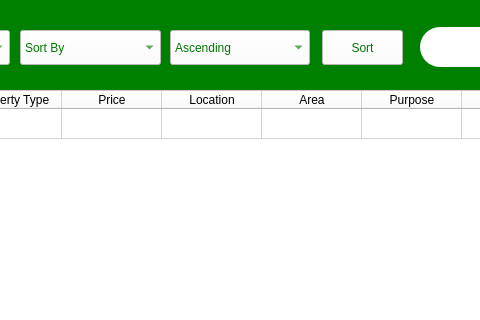
Before: the Qt Designer form UI/ShowData.ui in Bilal-Basharat/Real-Estate-Management-Python-PyQt-, drawn with Qt 5; both pictures show x 150 to 630 and y 0 to 320 of the 800 by 600 pixel window.
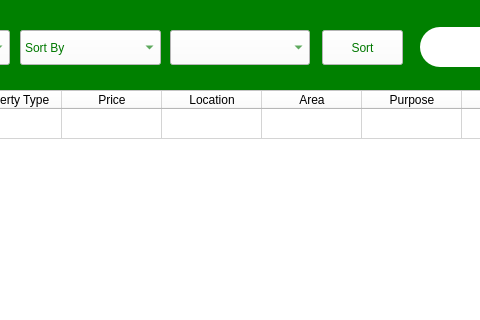
After: the same form once the commit is applied.

Commit message: implementing sorting algorithms

Patch:
```diff
--- a/UI/ShowData.ui
+++ b/UI/ShowData.ui
@@ -244,16 +244,6 @@
 color: rgb(0,120,0);
 </string>
      </property>
-     <item>
-      <property name="text">
-       <string>Ascending</string>
-      </property>
-     </item>
-     <item>
-      <property name="text">
-       <string>Descending</string>
-      </property>
-     </item>
     </widget>
     <widget class="QPushButton" name="BtnSearch">
      <property name="geometry">
```
The commit also changes 2 other files.
